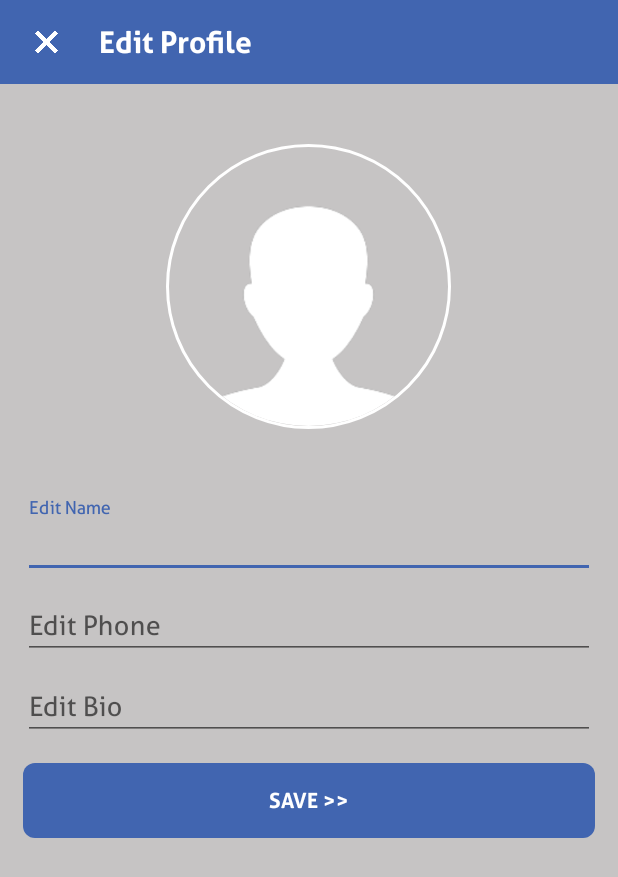
After one commit to DevJSW/Ujuzy, an Android app: the EditProfileActivity screen opened directly, with no data from a screen before it, on a phone screen of 412 x 824 dp. The commit adds this screen. Shown: the top 877 px of the screen. Run offline under Robolectric (Android 15) with nearby library versions, the phone set to English and light mode, and no system bars; our stand-ins replace CircleImageView; libraries missing offline, so code that uses them is left out: com.theartofdev.edmodo, io.realm; pictures from the network do not load; 2 statements that could not run were skipped.

Commit message:
commiting edit profile changes

```diff
--- /dev/null
+++ b/app/src/main/java/com/ujuzy/ujuzy/ujuzy/Activities/EditProfileActivity.java
@@ -0,0 +1,108 @@
+package com.ujuzy.ujuzy.ujuzy.Activities;
+
+import android.content.Intent;
+import android.net.Uri;
+import android.support.v7.app.AppCompatActivity;
+import android.os.Bundle;
+import android.view.View;
+import android.widget.EditText;
+import android.widget.ImageView;
+
+import com.theartofdev.edmodo.cropper.CropImage;
+import com.theartofdev.edmodo.cropper.CropImageView;
+import com.ujuzy.ujuzy.ujuzy.R;
+import com.ujuzy.ujuzy.ujuzy.Realm.RealmUser;
+
+import io.realm.Realm;
+import io.realm.RealmChangeListener;
+
+public class EditProfileActivity extends AppCompatActivity {
+
+    private Realm realm;
+    private RealmChangeListener realmChangeListener;
+    private ImageView editPhoto, back;
+    private Uri resultUri = null;
+    private Uri mImageUri = null;
+    private static int GALLERY_REQUEST =1;
+    private EditText phoneInput, nameInput, bioInput;
+
+    @Override
+    protected void onCreate(Bundle savedInstanceState) {
+        super.onCreate(savedInstanceState);
+        setContentView(R.layout.activity_edit_profile);
+
+        initEdit();
+        initEditInputs();
+    }
+
+    private void initEditInputs()
+    {
+        phoneInput = (EditText) findViewById(R.id.editPhone);
+        nameInput = (EditText) findViewById(R.id.editName);
+        bioInput = (EditText) findViewById(R.id.editBio);
+
+        realm = Realm.getDefaultInstance();
+        RealmUser realmUser = realm.where(RealmUser.class).findFirst();
+        if (realmUser != null)
+        {
+            if (realmUser.getFirstname() != null)
+                nameInput.setText(realmUser.getFirstname() + " " + realmUser.getLastname());
+            if (realmUser.getPhone() != null)
+                phoneInput.setText(realmUser.getPhone());
+            if (realmUser.getBio() != null)
+                bioInput.setText((Integer) realmUser.getBio());
+        }
+
+    }
+
+    private void initEdit()
+    {
+        editPhoto = (ImageView) findViewById(R.id.editPhoto);
+        editPhoto.setOnClickListener(new View.OnClickListener()
+        {
+            @Override
+            public void onClick(View view) {
+                Intent galleryIntent = new Intent(Intent.ACTION_GET_CONTENT);
+                galleryIntent.setType("image/*");
+                startActivityForResult(galleryIntent, GALLERY_REQUEST);
+            }
+        });
+    }
+
+    @Override
+    public void onActivityResult(int requestCode, int resultCode, Intent data) {
+        super.onActivityResult(requestCode, resultCode, data);
+
+        if(requestCode == GALLERY_REQUEST && resultCode == RESULT_OK) {
+
+            mImageUri = data.getData();
+
+            CropImage.activity(mImageUri)
+                    .setGuidelines(CropImageView.Guidelines.ON)
+                    .setCropShape(CropImageView.CropShape.OVAL)
+                    .setAspectRatio(1, 1)
+                    .start(EditProfileActivity.this);
+
+        }
+
+        if (requestCode == CropImage.CROP_IMAGE_ACTIVITY_REQUEST_CODE) {
+            CropImage.ActivityResult result = CropImage.getActivityResult(data);
+            if (resultCode == RESULT_OK) {
+                resultUri = result.getUri();
+                editPhoto.setImageURI(resultUri);
+            } else if (resultCode == CropImage.CROP_IMAGE_ACTIVITY_RESULT_ERROR_CODE) {
+                Exception error = result.getError();
+            }
+        }
+    }
+
+    @Override
+    public void onDestroy()
+    {
+        super.onDestroy();
+        realm = Realm.getDefaultInstance();
+        if (realmChangeListener != null)
+            realm.removeChangeListener(realmChangeListener);
+    }
+
+}
--- /dev/null
+++ b/app/src/main/res/layout/activity_edit_profile.xml
@@ -0,0 +1,97 @@
+<LinearLayout xmlns:android="http://schemas.android.com/apk/res/android"
+    xmlns:tools="http://schemas.android.com/tools"
+    android:layout_width="match_parent"
+    xmlns:app="http://schemas.android.com/apk/res-auto"
+    android:orientation="vertical"
+    android:background="#c6c4c4"
+    android:layout_height="match_parent">
+
+    <include layout="@layout/edit_toolbar"
+        android:id="@+id/toolbar"
+        android:layout_width="match_parent"
+        android:layout_marginBottom="10dp"
+        android:layout_height="?attr/actionBarSize"
+        android:background="?attr/colorPrimary" />
+
+    <de.hdodenhof.circleimageview.CircleImageView
+        android:layout_width="190dp"
+        android:layout_height="190dp"
+        android:layout_gravity="center_horizontal"
+        android:id="@+id/editPhoto"
+        android:layout_margin="30dp"
+        android:src="@drawable/if_profile_white"
+        app:civ_border_color="@color/white"
+        app:civ_border_width="2dp"/>
+
+
+    <android.support.design.widget.TextInputLayout
+        android:layout_width="match_parent"
+        android:layout_height="wrap_content"
+        android:layout_marginRight="15dp"
+        android:layout_marginLeft="15dp"
+        android:layout_marginTop="15dp">
+
+        <com.ujuzy.ujuzy.ujuzy.CustomData.AllerEditText
+            android:id="@+id/editName"
+            android:layout_width="match_parent"
+            android:layout_height="wrap_content"
+            android:focusableInTouchMode="true"
+            android:hint="Edit Name"
+            android:imeOptions="actionUnspecified"
+            android:maxLines="1"
+            android:singleLine="true"
+            android:textColorHint="#121111"
+            android:textColor="#121111" />
+
+    </android.support.design.widget.TextInputLayout>
+
+    <android.support.design.widget.TextInputLayout
+        android:layout_width="match_parent"
+        android:layout_height="wrap_content"
+        android:layout_marginRight="15dp"
+        android:layout_marginLeft="15dp">
+
+        <com.ujuzy.ujuzy.ujuzy.CustomData.AllerEditText
+            android:id="@+id/editPhone"
+            android:layout_width="match_parent"
+            android:layout_height="wrap_content"
+            android:focusableInTouchMode="true"
+            android:hint="Edit Phone"
+            android:imeOptions="actionUnspecified"
+            android:maxLines="1"
+            android:singleLine="true"
+            android:textColorHint="#121111"
+            android:textColor="#121111" />
+
+    </android.support.design.widget.TextInputLayout>
+
+    <android.support.design.widget.TextInputLayout
+        android:layout_width="match_parent"
+        android:layout_height="wrap_content"
+        android:layout_marginRight="15dp"
+        android:layout_marginLeft="15dp">
+
+        <com.ujuzy.ujuzy.ujuzy.CustomData.AllerEditText
+            android:id="@+id/editBio"
+            android:layout_width="match_parent"
+            android:layout_height="wrap_content"
+            android:focusableInTouchMode="true"
+            android:hint="Edit Bio"
+            android:imeOptions="actionUnspecified"
+            android:maxLines="4"
+            android:singleLine="true"
+            android:textColorHint="#121111"
+            android:textColor="#121111" />
+
+    </android.support.design.widget.TextInputLayout>
+
+    <com.ujuzy.ujuzy.ujuzy.CustomData.MyButton
+        android:layout_width="match_parent"
+        android:layout_height="50dp"
+        android:layout_margin="15dp"
+        android:textColor="@color/white"
+        android:textSize="14dp"
+        android:text="Save >>"
+        android:background="@drawable/button_bg"/>
+
+</LinearLayout>
```
Also changed, not shown: app/src/main/AndroidManifest.xml (+5 -6 lines), app/src/main/java/com/ujuzy/ujuzy/ujuzy/Activities/MapsActivity.java (+1 -7 lines), app/src/main/java/com/ujuzy/ujuzy/ujuzy/BottomSheetFragments/EditProfileFragments.java (deleted, +0 -104 lines), app/src/main/java/com/ujuzy/ujuzy/ujuzy/BottomSheetFragments/ProfileFragments.java (+16 -0 lines), app/src/main/res/layout/fragment_edit.xml (deleted, +0 -97 lines).
